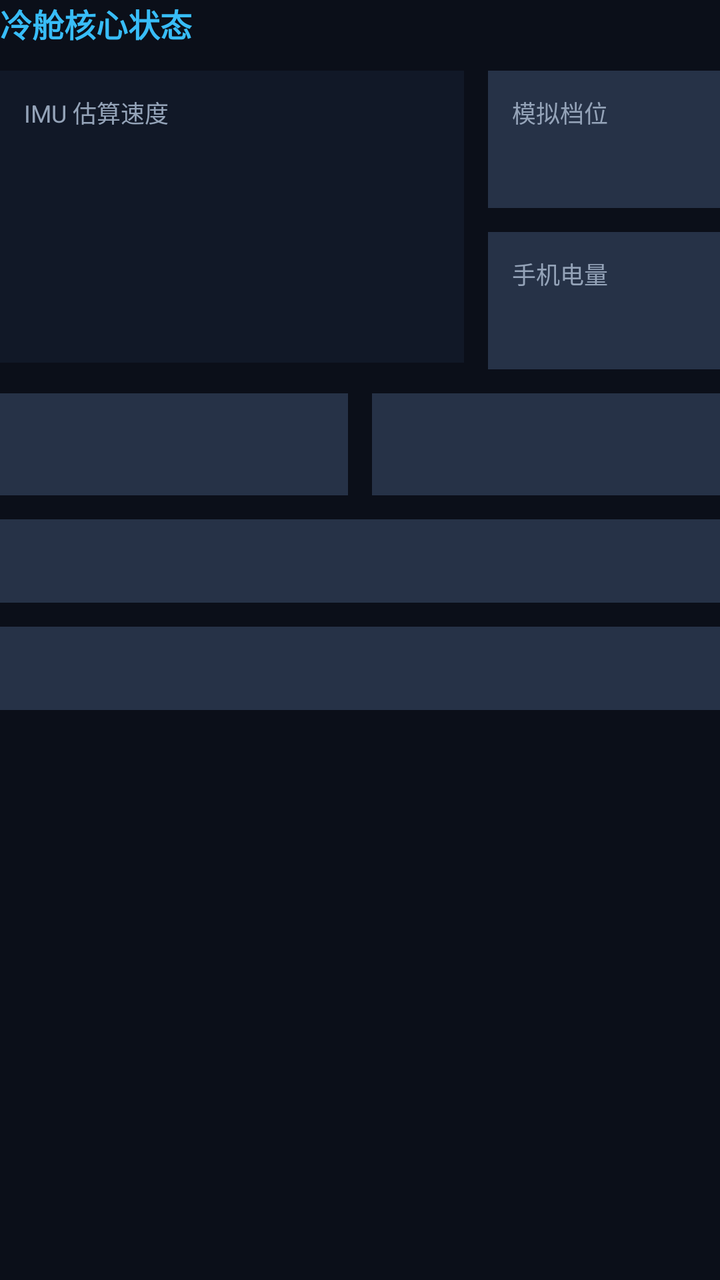
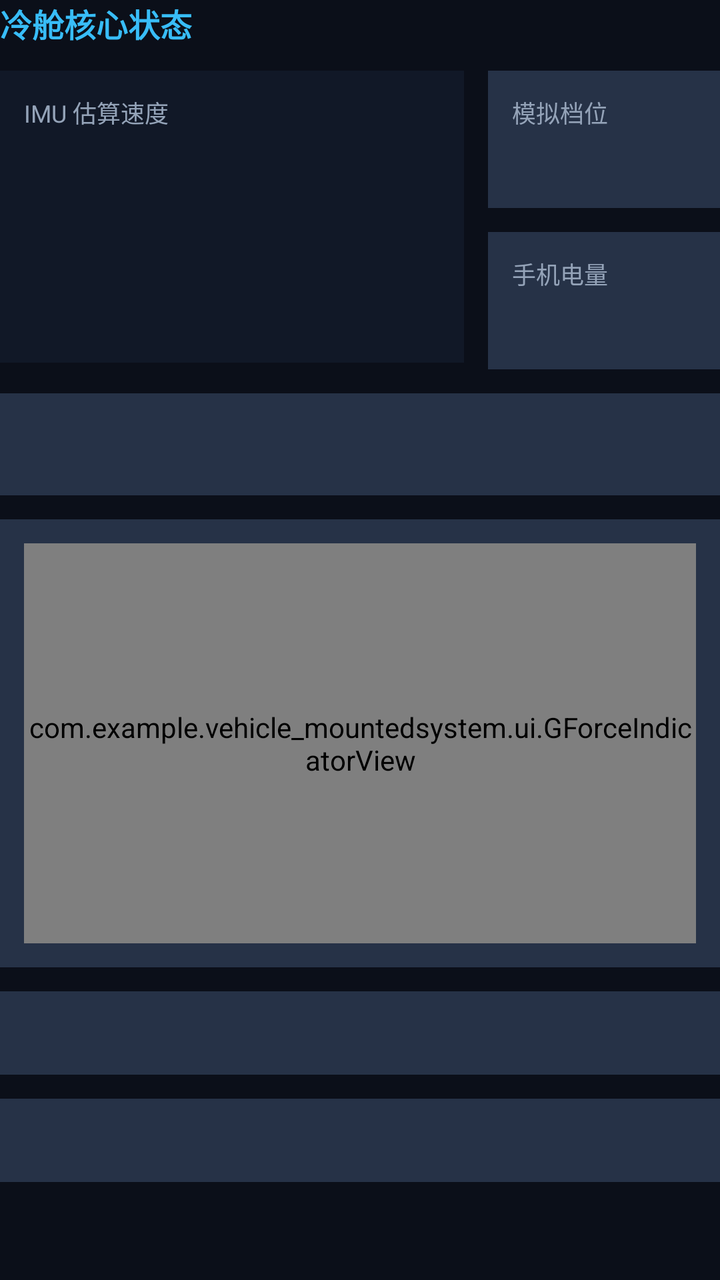

Before-and-after screenshots of an Android layout around one commit, followed by the original layout XML and the change that was made.
<!-- AndroidManifest.xml: application theme Theme.VehiclemountedSystem -->
<!-- res/layout/page_dashboard.xml -->
<?xml version="1.0" encoding="utf-8"?>
<ScrollView xmlns:android="http://schemas.android.com/apk/res/android"
    android:id="@+id/pageDashboardRoot"
    android:layout_width="match_parent"
    android:layout_height="match_parent"
    android:fillViewport="true">

    <LinearLayout
        android:layout_width="match_parent"
        android:layout_height="wrap_content"
        android:orientation="vertical">

        <TextView
            android:id="@+id/dashboardPageTitle"
            android:layout_width="wrap_content"
            android:layout_height="wrap_content"
            android:text="@string/page_dashboard_badge"
            android:textColor="@color/accent_blue"
            android:textSize="@dimen/page_title_text_size"
            android:textStyle="bold" />

        <LinearLayout
            android:layout_width="match_parent"
            android:layout_height="wrap_content"
            android:layout_marginTop="@dimen/page_section_gap"
            android:orientation="horizontal">

            <LinearLayout
                android:layout_width="0dp"
                android:layout_height="wrap_content"
                android:layout_marginEnd="@dimen/page_card_gap"
                android:layout_weight="2"
                android:background="@color/card_panel_alt_bg"
                android:orientation="vertical"
                android:padding="@dimen/page_card_padding">

                <TextView
                    android:layout_width="wrap_content"
                    android:layout_height="wrap_content"
                    android:text="@string/page_label_speed"
                    android:textColor="@color/text_secondary"
                    android:textSize="@dimen/page_label_text_size" />

                <TextView
                    android:id="@+id/dashboardSpeedValue"
                    android:layout_width="wrap_content"
                    android:layout_height="wrap_content"
                    android:layout_marginTop="@dimen/page_micro_gap"
                    android:textColor="@color/text_primary"
                    android:textSize="@dimen/page_speed_text_size"
                    android:textStyle="bold" />

                <TextView
                    android:id="@+id/dashboardImuValue"
                    android:layout_width="wrap_content"
                    android:layout_height="wrap_content"
                    android:layout_marginTop="@dimen/page_micro_gap"
                    android:textColor="@color/accent_amber"
                    android:textSize="@dimen/page_status_text_size" />
            </LinearLayout>

            <LinearLayout
                android:layout_width="0dp"
                android:layout_height="wrap_content"
                android:layout_weight="1"
                android:orientation="vertical">

                <LinearLayout
                    android:layout_width="match_parent"
                    android:layout_height="wrap_content"
                    android:background="@color/card_panel_bg"
                    android:orientation="vertical"
                    android:padding="@dimen/page_card_padding">

                    <TextView
                        android:layout_width="wrap_content"
                        android:layout_height="wrap_content"
                        android:text="@string/page_label_gear"
                        android:textColor="@color/text_secondary"
                        android:textSize="@dimen/page_label_text_size" />

                    <TextView
                        android:id="@+id/dashboardGearValue"
                        android:layout_width="wrap_content"
                        android:layout_height="wrap_content"
                        android:textColor="@color/accent_cyan"
                        android:textSize="@dimen/page_value_text_size"
                        android:textStyle="bold" />
                </LinearLayout>

                <LinearLayout
                    android:layout_width="match_parent"
                    android:layout_height="wrap_content"
                    android:layout_marginTop="@dimen/page_card_gap"
                    android:background="@color/card_panel_bg"
                    android:orientation="vertical"
                    android:padding="@dimen/page_card_padding">

                    <TextView
                        android:layout_width="wrap_content"
                        android:layout_height="wrap_content"
                        android:text="@string/page_label_battery"
                        android:textColor="@color/text_secondary"
                        android:textSize="@dimen/page_label_text_size" />

                    <TextView
                        android:id="@+id/dashboardBatteryValue"
                        android:layout_width="wrap_content"
                        android:layout_height="wrap_content"
                        android:textColor="@color/text_primary"
                        android:textSize="@dimen/page_value_text_size"
                        android:textStyle="bold" />
                </LinearLayout>
            </LinearLayout>
        </LinearLayout>

        <LinearLayout
            android:layout_width="match_parent"
            android:layout_height="wrap_content"
            android:layout_marginTop="@dimen/page_card_gap"
            android:orientation="horizontal">

            <TextView
                android:id="@+id/dashboardPowerValue"
                android:layout_width="0dp"
                android:layout_height="wrap_content"
                android:layout_marginEnd="@dimen/page_card_gap"
                android:layout_weight="1"
                android:background="@color/card_panel_bg"
                android:padding="@dimen/page_card_padding"
                android:textColor="@color/text_primary"
                android:textSize="@dimen/page_value_text_size" />

            <TextView
                android:id="@+id/dashboardGValue"
                android:layout_width="0dp"
                android:layout_height="wrap_content"
                android:layout_weight="1"
                android:background="@color/card_panel_bg"
                android:padding="@dimen/page_card_padding"
                android:textColor="@color/text_primary"
                android:textSize="@dimen/page_value_text_size" />
        </LinearLayout>

        <TextView
            android:id="@+id/dashboardNavigationSummary"
            android:layout_width="match_parent"
            android:layout_height="wrap_content"
            android:layout_marginTop="@dimen/page_card_gap"
            android:background="@color/card_panel_bg"
            android:padding="@dimen/page_card_padding"
            android:textColor="@color/text_primary"
            android:textSize="@dimen/page_status_text_size" />

        <TextView
            android:id="@+id/dashboardHvacSummary"
            android:layout_width="match_parent"
            android:layout_height="wrap_content"
            android:layout_marginTop="@dimen/page_card_gap"
            android:background="@color/card_panel_bg"
            android:padding="@dimen/page_card_padding"
            android:textColor="@color/text_primary"
            android:textSize="@dimen/page_status_text_size" />
    </LinearLayout>
</ScrollView>
<!-- resources referenced by this layout -->
<resources>
  <color name="accent_amber">#F59E0B</color>
  <color name="accent_blue">#38BDF8</color>
  <color name="accent_cyan">#06B6D4</color>
  <color name="card_panel_alt_bg">#111827</color>
  <color name="card_panel_bg">#263247</color>
  <color name="text_primary">#F8FAFC</color>
  <color name="text_secondary">#94A3B8</color>
  <dimen name="page_card_gap">12dp</dimen>
  <dimen name="page_card_padding">12dp</dimen>
  <dimen name="page_label_text_size">12sp</dimen>
  <dimen name="page_micro_gap">6dp</dimen>
  <dimen name="page_section_gap">12dp</dimen>
  <dimen name="page_speed_text_size">56sp</dimen>
  <dimen name="page_status_text_size">13sp</dimen>
  <dimen name="page_title_text_size">16sp</dimen>
  <dimen name="page_value_text_size">20sp</dimen>
  <string name="page_dashboard_badge">冷舱核心状态</string>
  <string name="page_label_battery">手机电量</string>
  <string name="page_label_gear">模拟档位</string>
  <string name="page_label_speed">IMU 估算速度</string>
  <style name="Theme.VehiclemountedSystem" parent="Base.Theme.VehiclemountedSystem" />
  <style name="Base.Theme.VehiclemountedSystem" parent="Theme.Material3.DayNight.NoActionBar">
          
          <item name="android:windowBackground">@color/bg_dark</item>
          <item name="colorPrimary">@color/accent_cyan</item>
          <item name="colorSecondary">@color/accent_blue</item>
          <item name="android:textColorPrimary">@color/text_primary</item>
          <item name="android:textColorSecondary">@color/text_secondary</item>
      </style>
  <color name="bg_dark">#0B0F19</color>
</resources>

<!-- the commit's change to res/layout/page_dashboard.xml (unified diff, before → after) -->
@@ -124,22 +124,27 @@
                 android:id="@+id/dashboardPowerValue"
                 android:layout_width="0dp"
                 android:layout_height="wrap_content"
-                android:layout_marginEnd="@dimen/page_card_gap"
                 android:layout_weight="1"
                 android:background="@color/card_panel_bg"
                 android:padding="@dimen/page_card_padding"
                 android:textColor="@color/text_primary"
                 android:textSize="@dimen/page_value_text_size" />
+        </LinearLayout>
 
-            <TextView
-                android:id="@+id/dashboardGValue"
-                android:layout_width="0dp"
-                android:layout_height="wrap_content"
-                android:layout_weight="1"
-                android:background="@color/card_panel_bg"
-                android:padding="@dimen/page_card_padding"
-                android:textColor="@color/text_primary"
-                android:textSize="@dimen/page_value_text_size" />
+        
+        <LinearLayout
+            android:layout_width="match_parent"
+            android:layout_height="wrap_content"
+            android:layout_marginTop="@dimen/page_card_gap"
+            android:background="@color/card_panel_bg"
+            android:orientation="vertical"
+            android:padding="@dimen/page_card_padding">
+
+            <com.example.vehicle_mountedsystem.ui.GForceIndicatorView
+                android:id="@+id/dashboardGForceIndicator"
+                android:layout_width="match_parent"
+                android:layout_height="200dp"
+                android:layout_gravity="center" />
         </LinearLayout>
 
         <TextView
